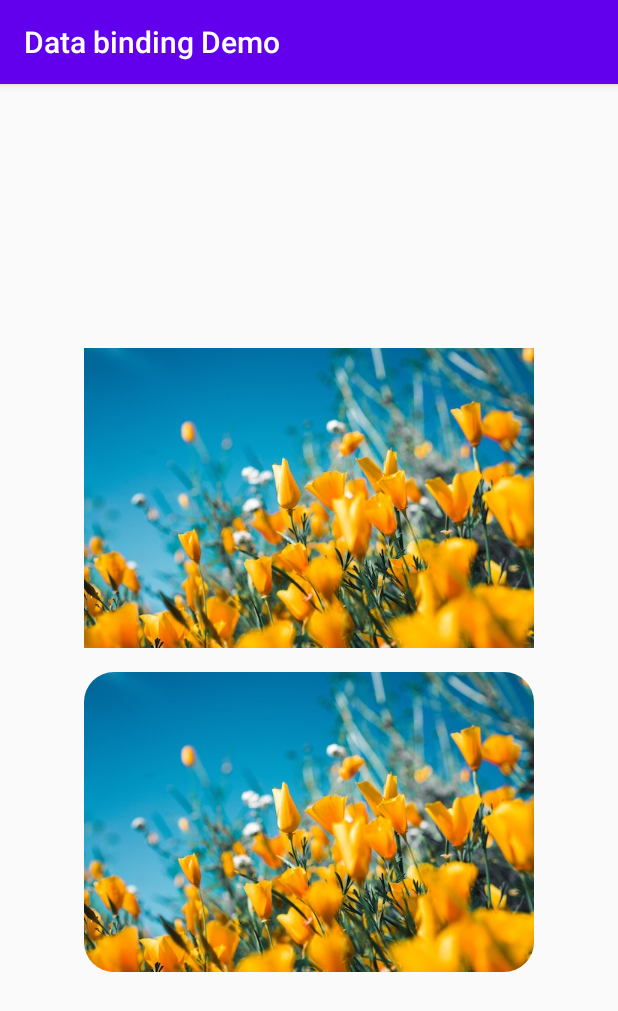
After one commit to zmdominguez/databinding-samples-zh, an Android app: the ClipImageActivity screen opened directly, with no data from a screen before it, on a phone screen of 412 x 824 dp. The commit adds this screen. Shown: the top 1011 px of the screen. Run offline under Robolectric (Android 15) with nearby library versions, the phone set to English and light mode, and no system bars; our stand-ins replace data binding.

Commit message:
Add custom setter example

```diff
--- a/app/src/main/AndroidManifest.xml
+++ b/app/src/main/AndroidManifest.xml
@@ -16,8 +16,11 @@
                 <category android:name="android.intent.category.LAUNCHER" />
             </intent-filter>
         </activity>
+
         <activity android:name=".BannersActivity"
             android:label="Banners" />
+
+        <activity android:name=".ClipImageActivity"/>
     </application>
 
 </manifest>
--- /dev/null
+++ b/app/src/main/java/dev/zarah/databinding/ClipImageActivity.kt
@@ -0,0 +1,13 @@
+package dev.zarah.databinding
+
+import android.os.Bundle
+import androidx.appcompat.app.AppCompatActivity
+import androidx.databinding.DataBindingUtil
+import dev.zarah.databinding.databinding.ActivityClipImageBinding
+
+class ClipImageActivity: AppCompatActivity() {
+    override fun onCreate(savedInstanceState: Bundle?) {
+        super.onCreate(savedInstanceState)
+        DataBindingUtil.setContentView<ActivityClipImageBinding>(this, R.layout.activity_clip_image)
+    }
+}
--- /dev/null
+++ b/app/src/main/res/drawable/rounded_corners_mask.xml
@@ -0,0 +1,5 @@
+<?xml version="1.0" encoding="utf-8"?>
+<shape xmlns:android="http://schemas.android.com/apk/res/android">
+    <solid android:color="@android:color/transparent"/>
+    <corners android:radius="20dp"/>
+</shape>
--- /dev/null
+++ b/app/src/main/res/layout/activity_clip_image.xml
@@ -0,0 +1,36 @@
+<?xml version="1.0" encoding="utf-8"?>
+<layout xmlns:android="http://schemas.android.com/apk/res/android"
+    xmlns:app="http://schemas.android.com/apk/res-auto">
+
+    <androidx.constraintlayout.widget.ConstraintLayout
+        android:layout_width="match_parent"
+        android:layout_height="match_parent">
+
+        <ImageView
+            android:id="@+id/square_image"
+            android:layout_width="wrap_content"
+            android:layout_height="wrap_content"
+            android:src="@drawable/flowers"
+            app:layout_constraintBottom_toTopOf="@+id/rounded_image"
+            app:layout_constraintEnd_toEndOf="parent"
+            app:layout_constraintHorizontal_bias="0.5"
+            app:layout_constraintStart_toStartOf="parent"
+            app:layout_constraintTop_toTopOf="parent"
+            app:layout_constraintVertical_chainStyle="packed" />
+
+        <ImageView
+            app:clipToOutline="@{true}"
+            android:background="@drawable/rounded_corners_mask"
+            android:layout_marginTop="16dp"
+            android:id="@+id/rounded_image"
+            android:layout_width="wrap_content"
+            android:layout_height="wrap_content"
+            android:src="@drawable/flowers"
+            app:layout_constraintBottom_toBottomOf="parent"
+            app:layout_constraintEnd_toEndOf="parent"
+            app:layout_constraintHorizontal_bias="0.5"
+            app:layout_constraintStart_toStartOf="parent"
+            app:layout_constraintTop_toBottomOf="@+id/square_image" />
+
+    </androidx.constraintlayout.widget.ConstraintLayout>
+</layout>
--- a/app/src/main/res/values/strings.xml
+++ b/app/src/main/res/values/strings.xml
@@ -1,3 +1,3 @@
 <resources>
-    <string name="app_name">Databinding Demo</string>
+    <string name="app_name">Data binding Demo</string>
 </resources>
```
Also changed, not shown: app/src/main/res/drawable-xhdpi/flowers.jpg (added), 2 other files.
